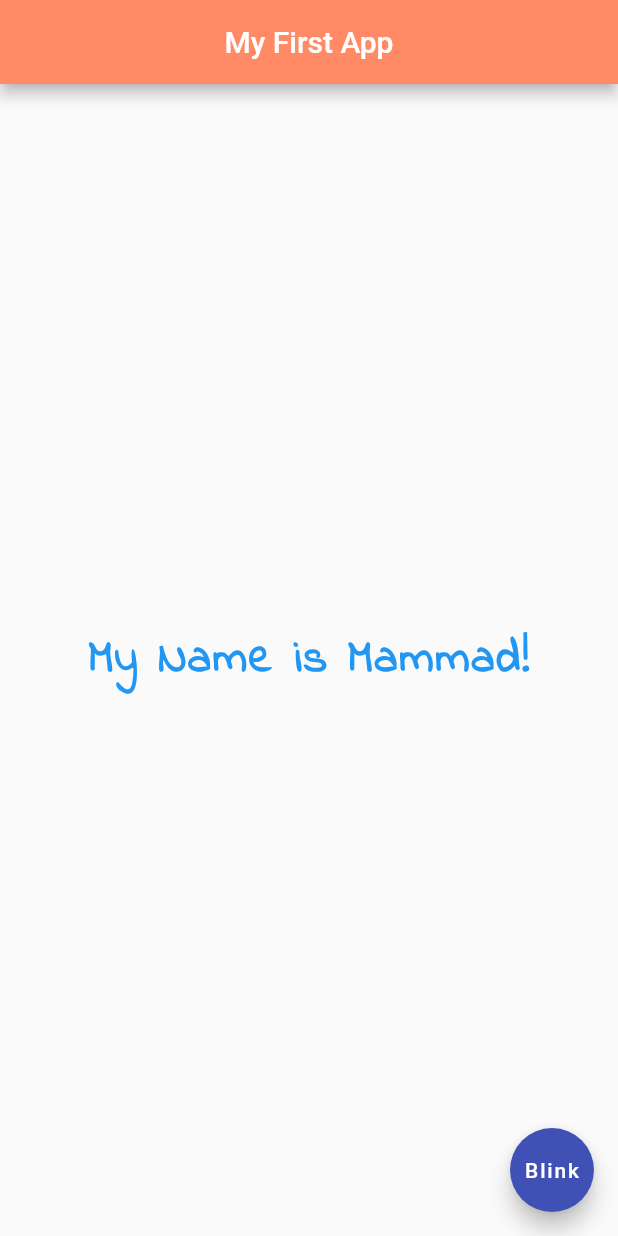
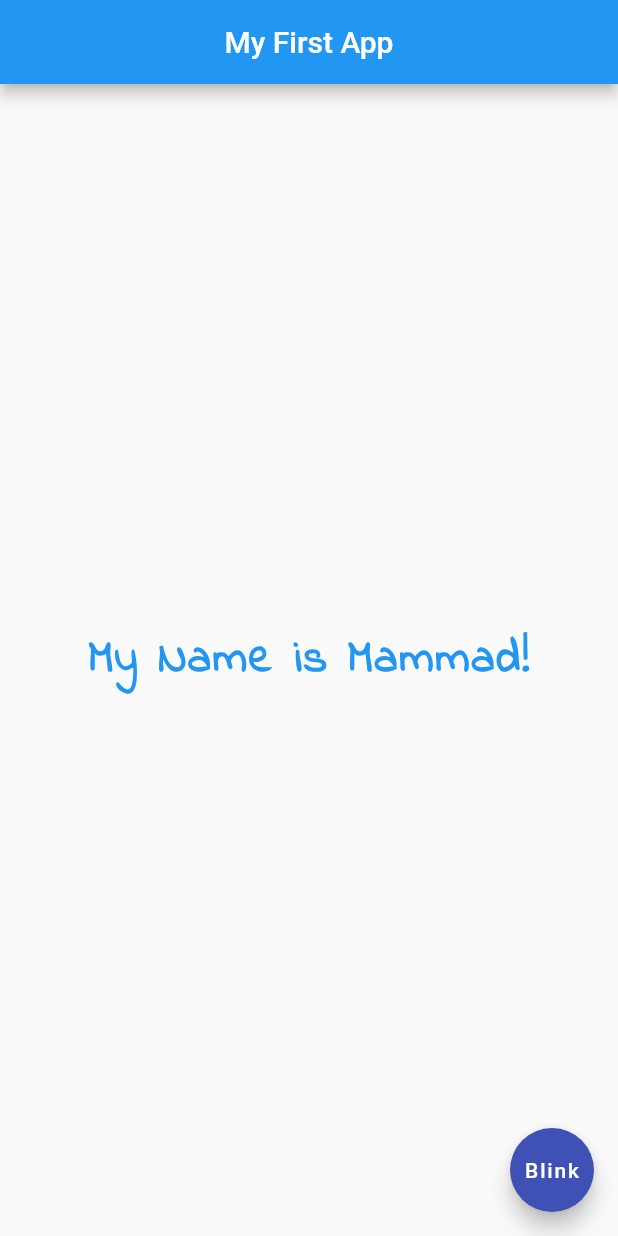
Before and after one commit to mhAshoori/flutter-first-app, a Flutter app: the screen it shows after launch, on a phone screen of 412 x 824 dp. Run offline on Flutter 3.47's test engine with Material 2 defaults, Android fonts, the phone set to English and light mode, and no system bars.

Commit message:
Cahnge Header color to blue

```diff
--- a/lib/main.dart
+++ b/lib/main.dart
@@ -15,7 +15,7 @@ class Home extends StatelessWidget {
           "My First App",
         ),
         centerTitle: true,
-        backgroundColor: Colors.deepOrange[300],
+        backgroundColor: Colors.blueAccent[600],
       ),
       body: Center(
         child: Text(
```
